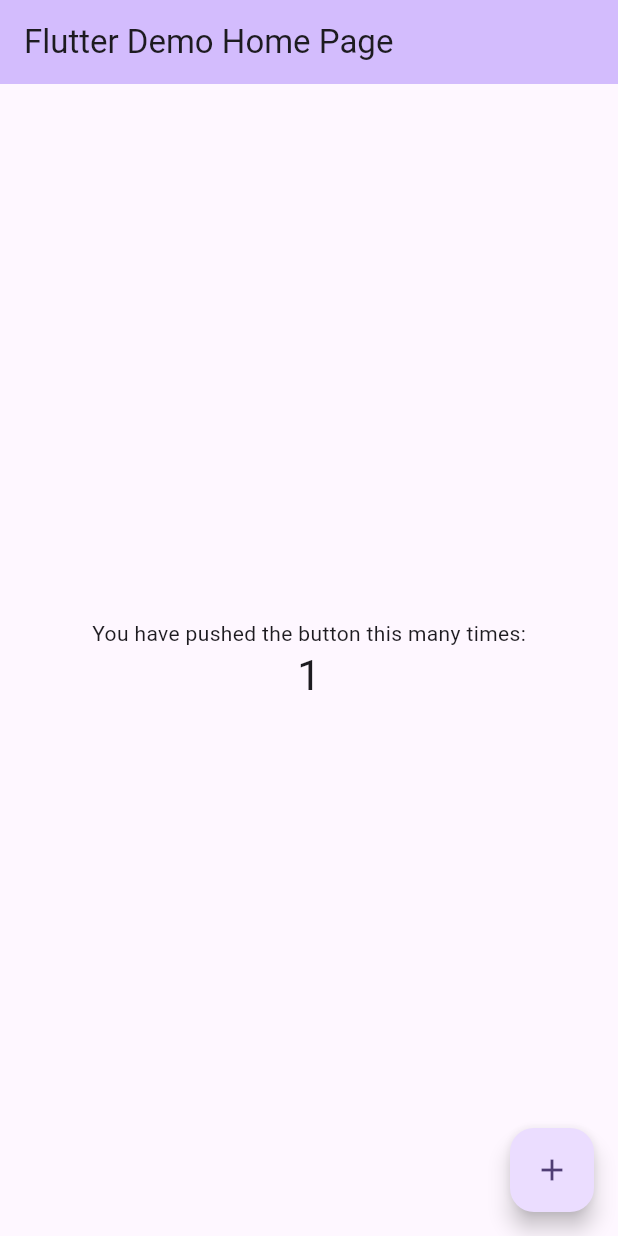
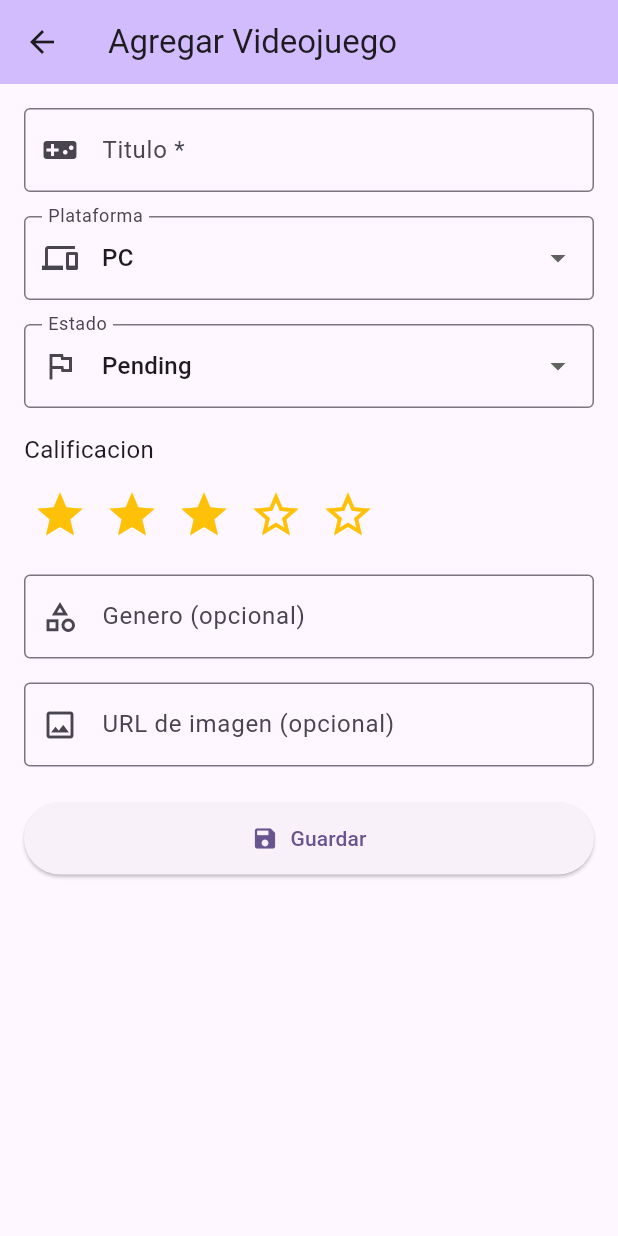
Before and after one commit to maximiliano1401/examen_segundo_parcial_dzul_bryant, a Flutter app: the screen it shows after launch, after a tap on the "add" icon, on a phone screen of 412 x 824 dp. Run offline on Flutter 3.47's test engine with Material 3 defaults, Android fonts, the phone set to English and light mode, and no system bars; our stand-ins replace sqflite; accounts and stored records are empty.

Commit message:
Implement game management features with database integration

```diff
--- /dev/null
+++ b/examen_segundo_parcial/lib/database/database_helper.dart
@@ -0,0 +1,117 @@
+import 'package:sqflite/sqflite.dart';
+import 'package:path/path.dart';
+import '../models/game.dart';
+
+class DatabaseHelper {
+  static const _dbName = 'games.db';
+  static const _dbVersion = 1;
+  static const _tableName = 'games';
+
+  DatabaseHelper._();
+  static final DatabaseHelper instance = DatabaseHelper._();
+
+  Database? _db;
+
+  Future<Database> get database async {
+    _db = await _initDatabase();
+    return _db!;
+  }
+
+  Future<Database> _initDatabase() async {
+    final dbPath = await getDatabasesPath();
+    final path = join(dbPath, _dbName);
+    return await openDatabase(path, version: _dbVersion, onCreate: _onCreate);
+  }
+
+  Future<void> _onCreate(Database db, int version) async {
+    await db.execute('''
+      CREATE TABLE $_tableName (
+        id INTEGER PRIMARY KEY AUTOINCREMENT,
+        title TEXT NOT NULL,
+        platform TEXT NOT NULL,
+        status TEXT NOT NULL,
+        rating REAL NOT NULL,
+        genre TEXT,
+        imageUrl TEXT,
+        createdAt TEXT NOT NULL
+      )
+    ''');
+  }
+
+  // CREATE
+  Future<int> insertGame(Game game) async {
+    final db = await database;
+    final map = game.toMap()..remove('id');
+    return db.insert(
+      _tableName,
+      map,
+      conflictAlgorithm: ConflictAlgorithm.replace,
+    );
+  }
+
+  // READ ALL
+  Future<List<Game>> getAllGames() async {
+    final db = await database;
+    final rows = await db.query(_tableName, orderBy: 'createdAt DESC');
+    return rows.map(Game.fromMap).toList();
+  }
+
+  // READ BY ID
+  Future<Game?> getGameById(int id) async {
+    final db = await database;
+    final rows = await db.query(
+      _tableName,
+      where: 'id = ?',
+      whereArgs: [id],
+      limit: 1,
+    );
+    if (rows.isEmpty) return null;
+    return Game.fromMap(rows.first);
+  }
+
+  // UPDATE
+  Future<int> updateGame(Game game) async {
+    final db = await database;
+    return db.update(
+      _tableName,
+      game.toMap(),
+      where: 'id = ?',
+      whereArgs: [game.id],
+    );
+  }
+
+  // DELETE
+  Future<int> deleteGame(int id) async {
+    final db = await database;
+    return db.delete(_tableName, where: 'id = ?', whereArgs: [id]);
+  }
+
+  // QUERY BY STATUS
+  Future<List<Game>> getGamesByStatus(String status) async {
+    final db = await database;
+    final rows = await db.query(
+      _tableName,
+      where: 'status = ?',
+      whereArgs: [status],
+      orderBy: 'createdAt DESC',
+    );
+    return rows.map(Game.fromMap).toList();
+  }
+
+  // QUERY BY PLATFORM
+  Future<List<Game>> getGamesByPlatform(String platform) async {
+    final db = await database;
+    final rows = await db.query(
+      _tableName,
+      where: 'platform = ?',
+      whereArgs: [platform],
+      orderBy: 'createdAt DESC',
+    );
+    return rows.map(Game.fromMap).toList();
+  }
+
+  Future<void> close() async {
+    final db = await database;
+    await db.close();
+  }
+}
--- a/examen_segundo_parcial/lib/main.dart
+++ b/examen_segundo_parcial/lib/main.dart
@@ -1,122 +1,26 @@
 import 'package:flutter/material.dart';
+import '../database/database_helper.dart';
+import 'screens/home_screen.dart';
 
-void main() {
+void main() async {
+  WidgetsFlutterBinding.ensureInitialized();
+  await DatabaseHelper.instance.database;
   runApp(const MyApp());
 }
 
 class MyApp extends StatelessWidget {
   const MyApp({super.key});
 
-  // This widget is the root of your application.
   @override
   Widget build(BuildContext context) {
     return MaterialApp(
-      title: 'Flutter Demo',
+      title: 'Mis Videojuegos',
+      debugShowCheckedModeBanner: false,
       theme: ThemeData(
-        // This is the theme of your application.
-        //
-        // TRY THIS: Try running your application with "flutter run". You'll see
-        // the application has a purple toolbar. Then, without quitting the app,
-        // try changing the seedColor in the colorScheme below to Colors.green
-        // and then invoke "hot reload" (save your changes or press the "hot
-        // reload" button in a Flutter-supported IDE, or press "r" if you used
-        // the command line to start the app).
-        //
-        // Notice that the counter didn't reset back to zero; the application
-        // state is not lost during the reload. To reset the state, use hot
-        // restart instead.
-        //
-        // This works for code too, not just values: Most code changes can be
-        // tested with just a hot reload.
-        colorScheme: .fromSeed(seedColor: Colors.deepPurple),
+        colorScheme: ColorScheme.fromSeed(seedColor: Colors.deepPurple),
+        useMaterial3: true,
       ),
-      home: const MyHomePage(title: 'Flutter Demo Home Page'),
+      home: const HomeScreen(),
     );
   }
 }
-
-class MyHomePage extends StatefulWidget {
-  const MyHomePage({super.key, required this.title});
-
-  // This widget is the home page of your application. It is stateful, meaning
-  // that it has a State object (defined below) that contains fields that affect
-  // how it looks.
-
-  // This class is the configuration for the state. It holds the values (in this
-  // case the title) provided by the parent (in this case the App widget) and
-  // used by the build method of the State. Fields in a Widget subclass are
-  // always marked "final".
-
-  final String title;
-
-  @override
-  State<MyHomePage> createState() => _MyHomePageState();
-}
-
-class _MyHomePageState extends State<MyHomePage> {
-  int _counter = 0;
-
-  void _incrementCounter() {
-    setState(() {
-      // This call to setState tells the Flutter framework that something has
-      // changed in this State, which causes it to rerun the build method below
-      // so that the display can reflect the updated values. If we changed
-      // _counter without calling setState(), then the build method would not be
-      // called again, and so nothing would appear to happen.
-      _counter++;
-    });
-  }
-
-  @override
-  Widget build(BuildContext context) {
-    // This method is rerun every time setState is called, for instance as done
-    // by the _incrementCounter method above.
-    //
-    // The Flutter framework has been optimized to make rerunning build methods
-    // fast, so that you can just rebuild anything that needs updating rather
-    // than having to individually change instances of widgets.
-    return Scaffold(
-      appBar: AppBar(
-        // TRY THIS: Try changing the color here to a specific color (to
-        // Colors.amber, perhaps?) and trigger a hot reload to see the AppBar
-        // change color while the other colors stay the same.
-        backgroundColor: Theme.of(context).colorScheme.inversePrimary,
-        // Here we take the value from the MyHomePage object that was created by
-        // the App.build method, and use it to set our appbar title.
-        title: Text(widget.title),
-      ),
-      body: Center(
-        // Center is a layout widget. It takes a single child and positions it
-        // in the middle of the parent.
-        child: Column(
-          // Column is also a layout widget. It takes a list of children and
-          // arranges them vertically. By default, it sizes itself to fit its
-          // children horizontally, and tries to be as tall as its parent.
-          //
-          // Column has various properties to control how it sizes itself and
-          // how it positions its children. Here we use mainAxisAlignment to
-          // center the children vertically; the main axis here is the vertical
-          // axis because Columns are vertical (the cross axis would be
-          // horizontal).
-          //
-          // TRY THIS: Invoke "debug painting" (choose the "Toggle Debug Paint"
-          // action in the IDE, or press "p" in the console), to see the
-          // wireframe for each widget.
-          mainAxisAlignment: .center,
-          children: [
-            const Text('You have pushed the button this many times:'),
-            Text(
-              '$_counter',
-              style: Theme.of(context).textTheme.headlineMedium,
-            ),
-          ],
-        ),
-      ),
-      floatingActionButton: FloatingActionButton(
-        onPressed: _incrementCounter,
-        tooltip: 'Increment',
-        child: const Icon(Icons.add),
-      ),
-    );
-  }
-}
--- /dev/null
+++ b/examen_segundo_parcial/lib/models/game.dart
@@ -0,0 +1,69 @@
+class Game {
+  final int? id;
+  final String title;
+  final String platform;
+  final String status;
+  final double rating;
+  final String? genre;
+  final String? imageUrl;
+  final DateTime createdAt;
+
+  Game({
+    this.id,
+    required this.title,
+    required this.platform,
+    required this.status,
+    required this.rating,
+    this.genre,
+    this.imageUrl,
+    DateTime? createdAt,
+  }) : createdAt = createdAt ?? DateTime.now();
+
+  Map<String, dynamic> toMap() {
+    return {
+      'id': id,
+      'title': title,
+      'platform': platform,
+      'status': status,
+      'rating': rating,
+      'genre': genre,
+      'imageUrl': imageUrl,
+      'createdAt': createdAt.toIso8601String(),
+    };
+  }
+
+  factory Game.fromMap(Map<String, dynamic> map) {
+    return Game(
+      id: map['id'] as int?,
+      title: map['title'] as String,
+      platform: map['platform'] as String,
+      status: map['status'] as String,
+      rating: (map['rating'] as num).toDouble(),
+      genre: map['genre'] as String?,
+      imageUrl: map['imageUrl'] as String?,
+      createdAt: DateTime.parse(map['createdAt'] as String),
+    );
+  }
+
+  Game copyWith({
+    int? id,
+    String? title,
+    String? platform,
+    String? status,
+    double? rating,
+    String? genre,
+    String? imageUrl,
+    DateTime? createdAt,
+  }) {
+    return Game(
+      id: id ?? this.id,
+      title: title ?? this.title,
+      platform: platform ?? this.platform,
+      status: status ?? this.status,
+      rating: rating ?? this.rating,
+      genre: genre ?? this.genre,
+      imageUrl: imageUrl ?? this.imageUrl,
+      createdAt: createdAt ?? this.createdAt,
+    );
+  }
+}
--- /dev/null
+++ b/examen_segundo_parcial/lib/screens/add_game_screen.dart
@@ -0,0 +1,194 @@
+import 'package:flutter/material.dart';
+import '../database/database_helper.dart';
+import '../models/game.dart';
+
+class AddGameScreen extends StatefulWidget {
+  const AddGameScreen({super.key});
+
+  @override
+  State<AddGameScreen> createState() => _AddGameScreenState();
+}
+
+class _AddGameScreenState extends State<AddGameScreen> {
+  final _formKey = GlobalKey<FormState>();
+  final _titleController = TextEditingController();
+  final _genreController = TextEditingController();
+  final _imageUrlController = TextEditingController();
+
+  String _platform = 'PC';
+  String _status = 'Pending';
+  int _rating = 3;
+
+  static const _platforms = [
+    'PC',
+    'PlayStation',
+    'Xbox',
+    'Switch',
+    'Mobile',
+    'Other',
+  ];
+  static const _statuses = ['Pending', 'Playing', 'Completed'];
+
+  bool _isSaving = false;
+
+  @override
+  void dispose() {
+    _titleController.dispose();
+    _genreController.dispose();
+    _imageUrlController.dispose();
+    super.dispose();
+  }
+
+  Future<void> _save() async {
+    if (!_formKey.currentState!.validate()) return;
+    setState(() => _isSaving = true);
+
+    final game = Game(
+      title: _titleController.text.trim(),
+      platform: _platform,
+      status: _status,
+      rating: _rating.toDouble(),
+      genre: _genreController.text.trim().isEmpty
+          ? null
+          : _genreController.text.trim(),
+      imageUrl: _imageUrlController.text.trim().isEmpty
+          ? null
+          : _imageUrlController.text.trim(),
+    );
+
+    await DatabaseHelper.instance.insertGame(game);
+    if (mounted) {
+      ScaffoldMessenger.of(context).showSnackBar(
+        SnackBar(
+          content: Text('¡"${game.title}" agregado correctamente!'),
+          backgroundColor: Colors.green,
+          duration: const Duration(seconds: 2),
+        ),
+      );
+      Navigator.pop(context, true);
+    }
+  }
+
+  @override
+  Widget build(BuildContext context) {
+    return Scaffold(
+      appBar: AppBar(
+        title: const Text('Agregar Videojuego'),
+        backgroundColor: Theme.of(context).colorScheme.inversePrimary,
+      ),
+      body: SingleChildScrollView(
+        padding: const EdgeInsets.all(16),
+        child: Form(
+          key: _formKey,
+          child: Column(
+            crossAxisAlignment: CrossAxisAlignment.stretch,
+            children: [
+              // Titulo
+              TextFormField(
+                controller: _titleController,
+                decoration: const InputDecoration(
+                  labelText: 'Titulo *',
+                  border: OutlineInputBorder(),
+                  prefixIcon: Icon(Icons.videogame_asset),
+                ),
+                validator: (v) => (v == null || v.trim().isEmpty)
+                    ? 'El titulo es obligatorio'
+                    : null,
+              ),
+              const SizedBox(height: 16),
+
+              // Plataforma
+              DropdownButtonFormField<String>(
+                initialValue: _platform,
+                decoration: const InputDecoration(
+                  labelText: 'Plataforma',
+                  border: OutlineInputBorder(),
+                  prefixIcon: Icon(Icons.devices),
+                ),
+                items: _platforms
+                    .map((p) => DropdownMenuItem(value: p, child: Text(p)))
+                    .toList(),
+                onChanged: (v) => setState(() => _platform = v!),
+              ),
+              const SizedBox(height: 16),
+
+              // Estado
+              DropdownButtonFormField<String>(
+                initialValue: _status,
+                decoration: const InputDecoration(
+                  labelText: 'Estado',
+                  border: OutlineInputBorder(),
+                  prefixIcon: Icon(Icons.flag_outlined),
+                ),
+                items: _statuses
+                    .map((s) => DropdownMenuItem(value: s, child: Text(s)))
+                    .toList(),
+                onChanged: (v) => setState(() => _status = v!),
+              ),
+              const SizedBox(height: 16),
+
+              // Rating con estrellas
+              const Text('Calificacion', style: TextStyle(fontSize: 16)),
+              const SizedBox(height: 8),
+              Row(
+                children: List.generate(5, (index) {
+                  final star = index + 1;
+                  return IconButton(
+                    icon: Icon(
+                      star <= _rating ? Icons.star : Icons.star_border,
+                      color: Colors.amber,
+                      size: 36,
+                    ),
+                    onPressed: () => setState(() => _rating = star),
+                    padding: EdgeInsets.zero,
+                    constraints: const BoxConstraints(),
+                  );
+                }),
+              ),
+              const SizedBox(height: 16),
+
+              // Genero (opcional)
+              TextFormField(
+                controller: _genreController,
+                decoration: const InputDecoration(
+                  labelText: 'Genero (opcional)',
+                  border: OutlineInputBorder(),
+                  prefixIcon: Icon(Icons.category_outlined),
+                ),
+              ),
+              const SizedBox(height: 16),
+
+              // URL imagen (opcional)
+              TextFormField(
+                controller: _imageUrlController,
+                decoration: const InputDecoration(
+                  labelText: 'URL de imagen (opcional)',
+                  border: OutlineInputBorder(),
+                  prefixIcon: Icon(Icons.image_outlined),
+                ),
+                keyboardType: TextInputType.url,
+              ),
+              const SizedBox(height: 24),
+
+              // Boton guardar
+              ElevatedButton.icon(
+                onPressed: _isSaving ? null : _save,
+                icon: _isSaving
+                    ? const SizedBox(
+                        width: 18,
+                        height: 18,
+                        child: CircularProgressIndicator(strokeWidth: 2),
+                      )
+                    : const Icon(Icons.save),
+                label: const Text('Guardar'),
+                style: ElevatedButton.styleFrom(
+                  padding: const EdgeInsets.symmetric(vertical: 14),
+                ),
+              ),
+            ],
+          ),
+        ),
+      ),
+    );
+  }
+}
--- /dev/null
+++ b/examen_segundo_parcial/lib/screens/home_screen.dart
@@ -0,0 +1,168 @@
+import 'package:flutter/material.dart';
+import '../database/database_helper.dart';
+import '../models/game.dart';
+import 'add_game_screen.dart';
+
+class HomeScreen extends StatefulWidget {
+  const HomeScreen({super.key});
+
+  @override
+  State<HomeScreen> createState() => _HomeScreenState();
+}
+
+class _HomeScreenState extends State<HomeScreen> {
+  List<Game> _games = [];
+  bool _isLoading = true;
+
+  @override
+  void initState() {
+    super.initState();
+    _loadGames();
+  }
+
+  Future<void> _loadGames() async {
+    setState(() => _isLoading = true);
+    final games = await DatabaseHelper.instance.getAllGames();
+    setState(() {
+      _games = games;
+      _isLoading = false;
+    });
+  }
+
+  Future<void> _deleteGame(int id) async {
+    await DatabaseHelper.instance.deleteGame(id);
+    _loadGames();
+  }
+
+  @override
+  Widget build(BuildContext context) {
+    return Scaffold(
+      appBar: AppBar(
+        title: const Text('Mis Videojuegos'),
+        backgroundColor: Theme.of(context).colorScheme.inversePrimary,
+      ),
+      body: _isLoading
+          ? const Center(child: CircularProgressIndicator())
+          : _games.isEmpty
+          ? const Center(
+              child: Text(
+                'No hay videojuegos.\nPresiona + para agregar uno.',
+                textAlign: TextAlign.center,
+                style: TextStyle(fontSize: 16, color: Colors.grey),
+              ),
+            )
+          : RefreshIndicator(
+              onRefresh: _loadGames,
+              child: ListView.builder(
+                itemCount: _games.length,
+                itemBuilder: (context, index) {
+                  final game = _games[index];
+                  return _GameCard(
+                    game: game,
+                    onDelete: () => _deleteGame(game.id!),
+                    onRefresh: _loadGames,
+                  );
+                },
+              ),
+            ),
+      floatingActionButton: FloatingActionButton(
+        onPressed: () async {
+          final added = await Navigator.push<bool>(
+            context,
+            MaterialPageRoute(builder: (_) => const AddGameScreen()),
+          );
+          if (added == true) _loadGames();
+        },
+        child: const Icon(Icons.add),
+      ),
+    );
+  }
+}
+
+class _GameCard extends StatelessWidget {
+  const _GameCard({
+    required this.game,
+    required this.onDelete,
+    required this.onRefresh,
+  });
+
+  final Game game;
+  final VoidCallback onDelete;
+  final VoidCallback onRefresh;
+
+  Color _statusColor(String status) {
+    switch (status.toLowerCase()) {
+      case 'playing':
+        return Colors.blue;
+      case 'completed':
+        return Colors.green;
+      case 'pending':
+        return Colors.orange;
+      default:
+        return Colors.grey;
+    }
+  }
+
+  @override
+  Widget build(BuildContext context) {
+    return Card(
+      margin: const EdgeInsets.symmetric(horizontal: 12, vertical: 6),
+      child: ListTile(
+        leading: CircleAvatar(
+          backgroundColor: _statusColor(game.status),
+          child: Text(
+            game.rating.toStringAsFixed(0),
+            style: const TextStyle(
+              color: Colors.white,
+              fontWeight: FontWeight.bold,
+            ),
+          ),
+        ),
+        title: Text(
+          game.title,
+          style: const TextStyle(fontWeight: FontWeight.bold),
+        ),
+        subtitle: Text('${game.platform}  •  ${game.genre ?? "Sin género"}'),
+        trailing: Row(
+          mainAxisSize: MainAxisSize.min,
+          children: [
+            Chip(
+              label: Text(
+                game.status,
+                style: const TextStyle(fontSize: 11, color: Colors.white),
+              ),
+              backgroundColor: _statusColor(game.status),
+              padding: EdgeInsets.zero,
+            ),
+            IconButton(
+              icon: const Icon(Icons.delete_outline, color: Colors.redAccent),
+              onPressed: () async {
+                final confirm = await showDialog<bool>(
+                  context: context,
+                  builder: (_) => AlertDialog(
+                    title: const Text('Eliminar'),
+                    content: Text('¿Eliminar "${game.title}"?'),
+                    actions: [
+                      TextButton(
+                        onPressed: () => Navigator.pop(context, false),
+                        child: const Text('Cancelar'),
+                      ),
+                      TextButton(
+                        onPressed: () => Navigator.pop(context, true),
+                        child: const Text(
+                          'Eliminar',
+                          style: TextStyle(color: Colors.red),
+                        ),
+                      ),
+                    ],
+                  ),
+                );
+                if (confirm == true) onDelete();
+              },
+            ),
+          ],
+        ),
+      ),
+    );
+  }
+}
--- a/examen_segundo_parcial/pubspec.yaml
+++ b/examen_segundo_parcial/pubspec.yaml
@@ -30,6 +30,8 @@ environment:
 dependencies:
   flutter:
     sdk: flutter
+  sqflite: ^2.3.0
+  path: ^1.8.3
 
   # The following adds the Cupertino Icons font to your application.
   # Use with the CupertinoIcons class for iOS style icons.
```
Also changed, not shown: examen_segundo_parcial/pubspec.lock, 1 other file.
